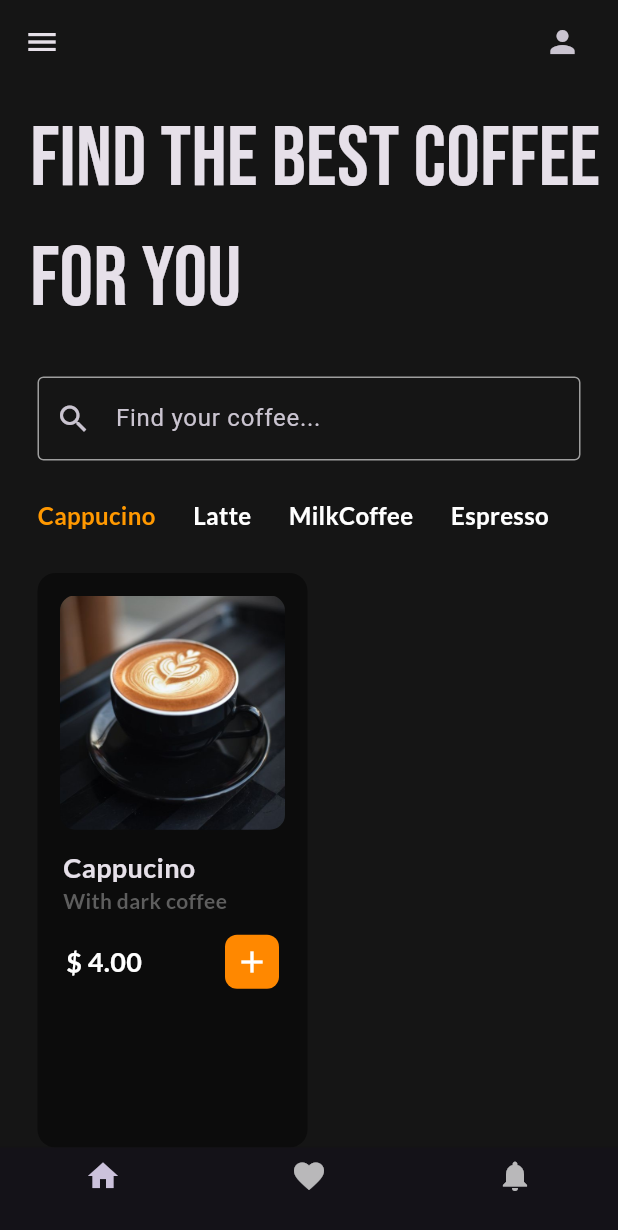
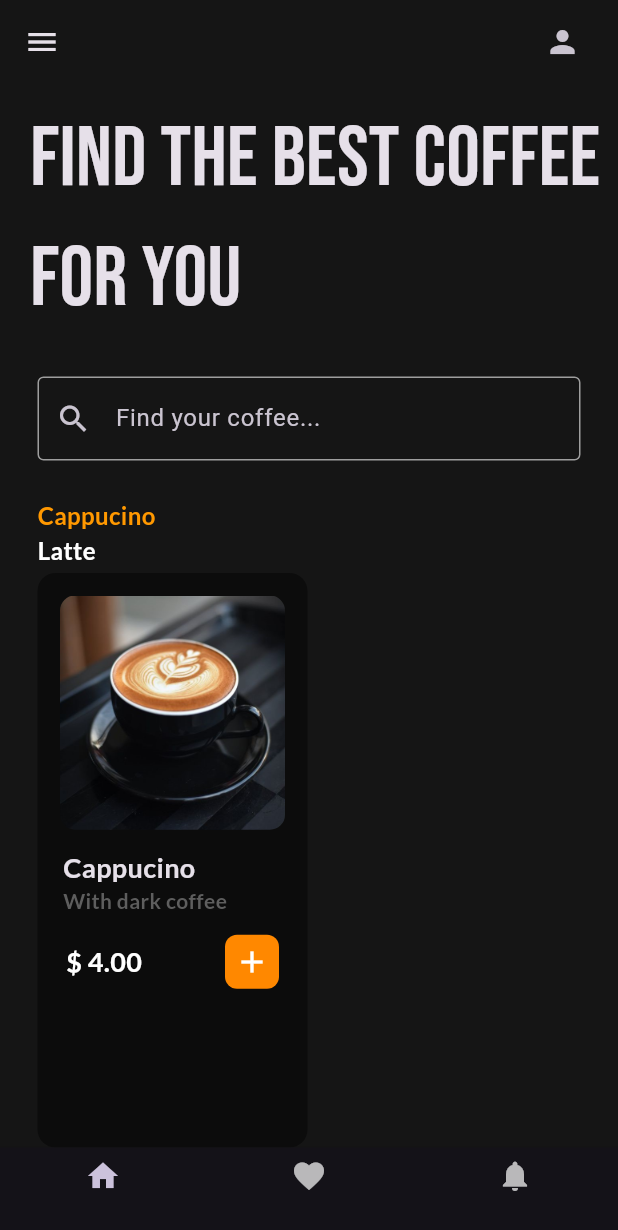
Before and after one commit to buddhimafernando/Coffee_app, a Flutter app: the screen it shows after launch, after a tap on "Cappucino", on a phone screen of 412 x 824 dp. Shown: the top 1230 px of the screen. Run offline on Flutter 3.47's test engine with Material 3 defaults, Android fonts, the phone set to English and light mode, and no system bars; our stand-ins replace google_fonts.

```diff
--- a/lib/pages/home_page.dart
+++ b/lib/pages/home_page.dart
@@ -15,26 +15,16 @@ class _HomePageState extends State<HomePage> {
   // list of coffee types
   final List coffeeType = [
     // [ coffee type, isSelected ]
-    [
-      'Cappucino'
-    , true
-    ],
-        [
-      'Latte'
-    , false
-    ],
-        [
-      'Milkcoffee'
-    , true
-    ],
-        [
-      'Espresso'
-    , true
-    ],
+    ['Cappucino', true],
+    ['Latte', false],
+    ['Milkcoffee', true],
+    ['Espresso', true],
   ];
 
   // user tapped on coffee types
-  void coffeeTypeSelected() {}
+  void coffeeTypeSelected(int index) {
+
+  }
 
   @override
   Widget build(BuildContext context) {
@@ -99,34 +89,19 @@ class _HomePageState extends State<HomePage> {
 
           //horizontal list for coffee types
           Container(
-            height: 50,
-            color: Colors.transparent,
-            child: ListView(
-              scrollDirection: Axis.horizontal,
-              children: [
-                CoffeeType(
-                  coffeeType: "Cappucino",
-                  isSelected: true,
-                  onTap: coffeeTypeSelected,
-                ),
-                CoffeeType(
-                  coffeeType: "Latte",
-                  isSelected: false,
-                  onTap: coffeeTypeSelected,
-                ),
-                CoffeeType(
-                  coffeeType: "MilkCoffee",
-                  isSelected: false,
-                  onTap: coffeeTypeSelected,
-                ),
-                CoffeeType(
-                  coffeeType: "Espresso",
-                  isSelected: false,
-                  onTap: coffeeTypeSelected,
-                ),
-              ],
-            ),
-          ),
+              height: 50,
+              color: Colors.transparent,
+              child: ListView.builder(
+                  itemCount: coffeeType.length,
+                  itemBuilder: (context, index) {
+                    return CoffeeType(
+                      coffeeType: coffeeType[index][0],
+                      isSelected: coffeeType[index][1],
+                      onTap: () {
+                        coffeeTypeSelected(index);
+                      },
+                    );
+                  })),
 
           //horizontal list of coffee tiles
           Expanded(
```
